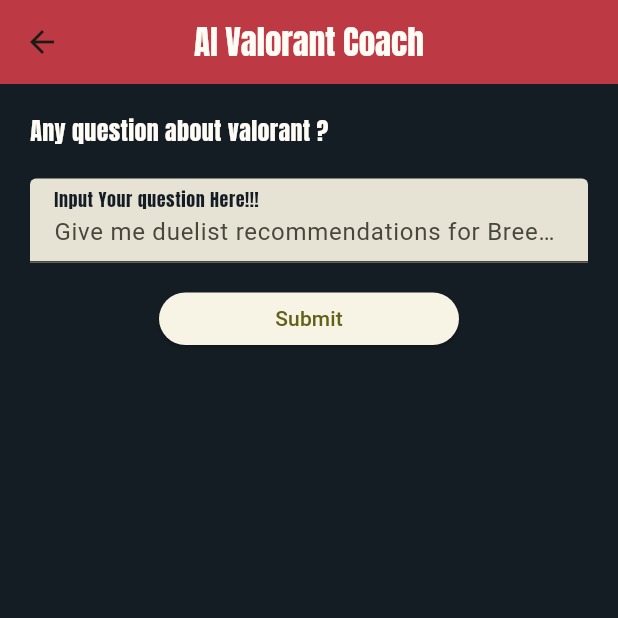
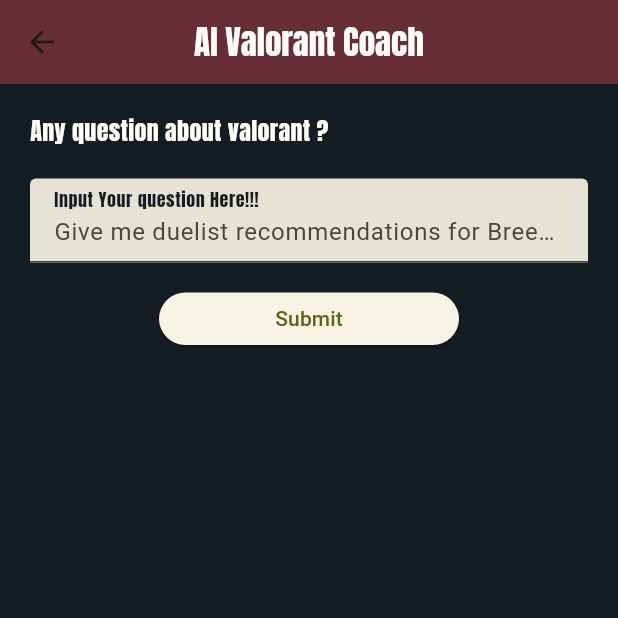
Before and after one commit to feebbb00/mini-ptoject, a Flutter app: the screen it shows after launch, after a tap on "AI", on a phone screen of 412 x 824 dp, the top half of it. Run offline on Flutter 3.47's test engine with Material 2 defaults, Android fonts, the phone set to English and light mode, and no system bars; our stand-ins replace dio; network calls fail.

Commit message:
ngerubah warna UI

```diff
--- a/mini_project/lib/screen/agent_widget/agent_widget.dart
+++ b/mini_project/lib/screen/agent_widget/agent_widget.dart
@@ -35,7 +35,7 @@ class AgentWidget extends StatelessWidget {
                       );
                     },
                     child: Card(
-                      color: ColorTheme().colorRed,
+                      color: ColorTheme().colorMaroon,
                       child: Row(
                         children: [
                           Stack(
--- a/mini_project/lib/screen/bundle_widget/bundle_widget.dart
+++ b/mini_project/lib/screen/bundle_widget/bundle_widget.dart
@@ -25,7 +25,7 @@ class BundleWidgetPage extends StatelessWidget {
             ),
             children: [
               Card(
-                color: ColorTheme().colorRed,
+                color: ColorTheme().colorMaroon,
                 child: Padding(
                   padding: const EdgeInsets.all(6),
                   child: Column(
--- a/mini_project/lib/screen/detail_agent_screen/detail_agent_screen.dart
+++ b/mini_project/lib/screen/detail_agent_screen/detail_agent_screen.dart
@@ -22,7 +22,7 @@ class DetailAgentScreen extends StatelessWidget {
           style: TypographyStyle.antonL,
         ),
         centerTitle: true,
-        backgroundColor: ColorTheme().colorMaroon,
+        backgroundColor: ColorTheme().colorDarkMaroon,
       ),
       body: Consumer<DetailAgentViewModel>(
         builder: (context, detailAgentViewModel, child) {
@@ -70,7 +70,7 @@ class DetailAgentScreen extends StatelessWidget {
                         Padding(
                           padding: const EdgeInsets.all(12),
                           child: Card(
-                            color: ColorTheme().colorDarkMaroon,
+                            color: ColorTheme().colorMaroon,
                             child: Padding(
                               padding: const EdgeInsets.all(8.0),
                               child: Column(
--- a/mini_project/lib/screen/home_screen/home_screen.dart
+++ b/mini_project/lib/screen/home_screen/home_screen.dart
@@ -17,7 +17,7 @@ class HomeScreen extends StatelessWidget {
       child: Scaffold(
         backgroundColor: ColorTheme().colorBlack,
         appBar: AppBar(
-          backgroundColor: ColorTheme().colorMaroon,
+          backgroundColor: ColorTheme().colorDarkMaroon,
           centerTitle: true,
           title: Text(
             'Valorant News Hub',
--- a/mini_project/lib/screen/map_avail_widget/map_widget.dart
+++ b/mini_project/lib/screen/map_avail_widget/map_widget.dart
@@ -24,7 +24,7 @@ class MapWidget extends StatelessWidget {
                 itemBuilder: (context, index) {
                   var dataMap = mapViewModel.listMap[index];
                   return Card(
-                    color: ColorTheme().colorRed,
+                    color: ColorTheme().colorMaroon,
                     child: Padding(
                       padding: const EdgeInsets.all(16),
                       child: Column(
--- a/mini_project/lib/screen/open_ai_screen/answer_screen.dart
+++ b/mini_project/lib/screen/open_ai_screen/answer_screen.dart
@@ -17,7 +17,7 @@ class ResultScreen extends StatelessWidget {
           'Coach`s Answer',
           style: TypographyStyle.antonL,
         ),
-        backgroundColor: ColorTheme().colorMaroon,
+        backgroundColor: ColorTheme().colorDarkMaroon,
         leading: const SizedBox(),
         centerTitle: true,
       ),
--- a/mini_project/lib/screen/open_ai_screen/open_ai_screen.dart
+++ b/mini_project/lib/screen/open_ai_screen/open_ai_screen.dart
@@ -19,7 +19,7 @@ class OpenAiScreen extends StatelessWidget {
           style: TypographyStyle.antonL,
         ),
         centerTitle: true,
-        backgroundColor: ColorTheme().colorMaroon,
+        backgroundColor: ColorTheme().colorDarkMaroon,
       ),
       body: Padding(
         padding: const EdgeInsets.all(20),
```
